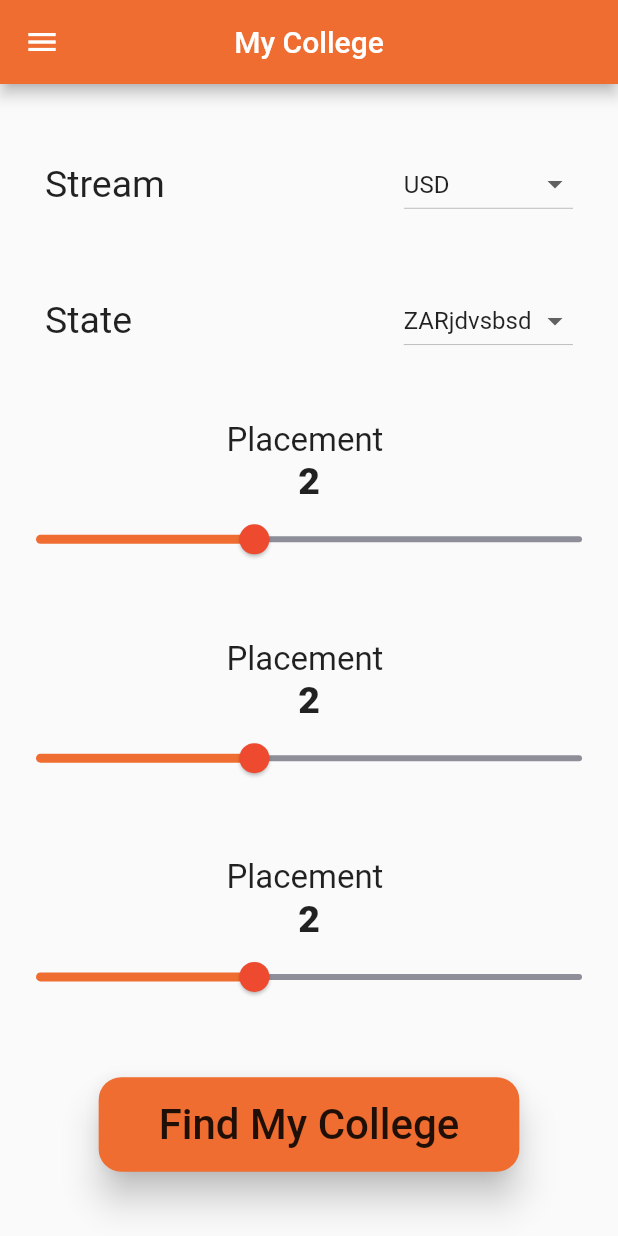
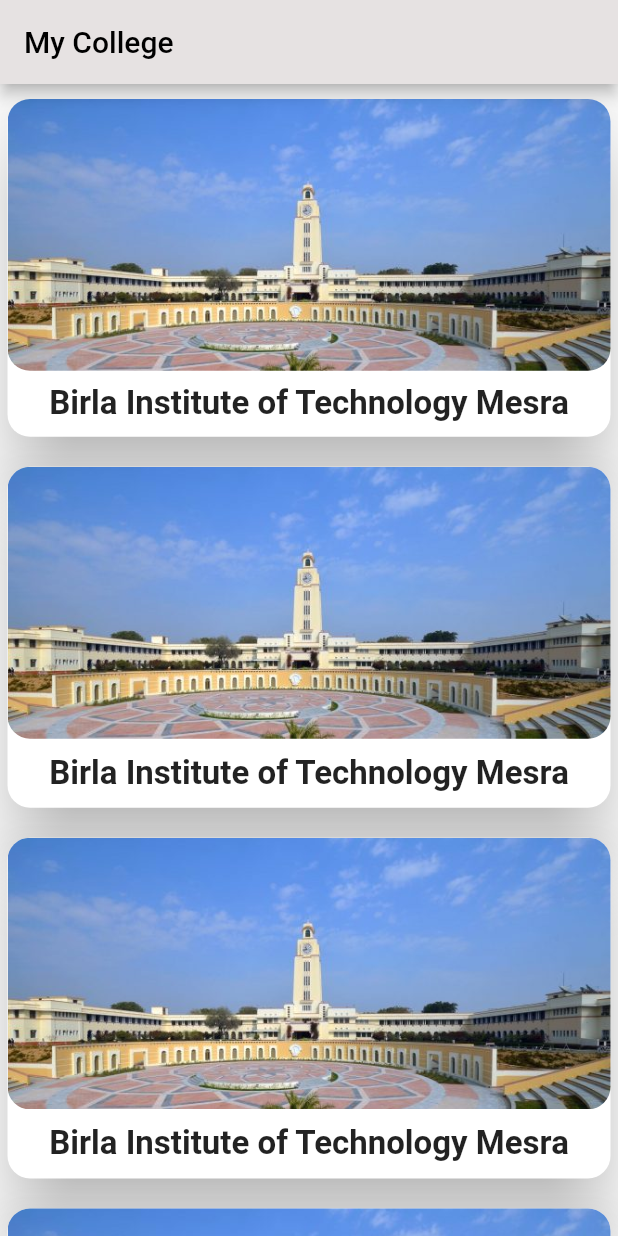
Before and after one commit to tejaswi755/practice, a Flutter app: the screen it shows after launch, on a phone screen of 412 x 824 dp. Run offline on Flutter 3.47's test engine with Material 2 defaults, Android fonts, the phone set to English and light mode, and no system bars.

Commit message:
college screen added

```diff
--- /dev/null
+++ b/lib/college_screen.dart
@@ -0,0 +1,132 @@
+import 'package:flutter/material.dart';
+import 'package:sihhome/constants.dart';
+
+class OutputScreen extends StatefulWidget {
+  OutputScreen({Key? key}) : super(key: key);
+
+  @override
+  State<OutputScreen> createState() => _OutputScreenState();
+}
+
+class _OutputScreenState extends State<OutputScreen> {
+  @override
+  Widget build(BuildContext context) {
+    return Scaffold(
+      appBar: AppBar(
+        backgroundColor: kappbarcolor,
+        title: const Text(
+          "My College",
+          style: TextStyle(color: Colors.black),
+        ),
+      ),
+      body: SafeArea(
+        child: ListView(
+          children: [
+            GestureDetector(
+              onTap: null,
+              child: Card(
+                  elevation: 20,
+                  shape: RoundedRectangleBorder(
+                    borderRadius: BorderRadius.circular(15.0),
+                  ),
+                  margin:
+                      const EdgeInsets.symmetric(vertical: 10.0, horizontal: 5),
+                  child: Column(
+                    crossAxisAlignment: CrossAxisAlignment.center,
+                    // mainAxisAlignment: MainAxisAlignment.center,
+                    children: [
+                      ClipRRect(borderRadius: BorderRadius.circular(15),
+                        child: Image.asset(
+                          'assets/birla.jpeg',
+                        ),
+                      ),
+                     const  Padding(
+                        padding:  EdgeInsets.all(9.0),
+                        child: Text("Birla Institute of Technology Mesra",
+                            style: kcardstyle),
+                      )
+                    ],
+                  )),
+            ),
+            GestureDetector(
+              onTap: null,
+              child: Card(
+                  elevation: 20,
+                  shape: RoundedRectangleBorder(
+                    borderRadius: BorderRadius.circular(15.0),
+                  ),
+                  margin:
+                      const EdgeInsets.symmetric(vertical: 10.0, horizontal: 5),
+                  child: Column(
+                    crossAxisAlignment: CrossAxisAlignment.center,
+                    // mainAxisAlignment: MainAxisAlignment.center,
+                    children: [
+                      ClipRRect(borderRadius: BorderRadius.circular(15),
+                        child: Image.asset(
+                          'assets/birla.jpeg',
+                        ),
+                      ),
+                     const  Padding(
+                        padding:  EdgeInsets.all(10.0),
+                        child: Text("Birla Institute of Technology Mesra",
+                            style: kcardstyle),
+                      )
+                    ],
+                  )),
+            ), GestureDetector(
+              onTap: null,
+              child: Card(
+                  elevation: 20,
+                  shape: RoundedRectangleBorder(
+                    borderRadius: BorderRadius.circular(15.0),
+                  ),
+                  margin:
+                      const EdgeInsets.symmetric(vertical: 10.0, horizontal: 5),
+                  child: Column(
+                    crossAxisAlignment: CrossAxisAlignment.center,
+                    // mainAxisAlignment: MainAxisAlignment.center,
+                    children: [
+                      ClipRRect(borderRadius: BorderRadius.circular(15),
+                        child: Image.asset(
+                          'assets/birla.jpeg',
+                        ),
+                      ),
+                     const  Padding(
+                        padding:  EdgeInsets.all(10.0),
+                        child: Text("Birla Institute of Technology Mesra",
+                            style: kcardstyle),
+                      )
+                    ],
+                  )),
+            ), GestureDetector(
+              onTap: null,
+              child: Card(
+                  elevation: 20,
+                  shape: RoundedRectangleBorder(
+                    borderRadius: BorderRadius.circular(15.0),
+                  ),
+                  margin:
+                      const EdgeInsets.symmetric(vertical: 10.0, horizontal: 5),
+                  child: Column(
+                    crossAxisAlignment: CrossAxisAlignment.center,
+                    // mainAxisAlignment: MainAxisAlignment.center,
+                    children: [
+                      ClipRRect(borderRadius: BorderRadius.circular(15),
+                        child: Image.asset(
+                          'assets/birla.jpeg',
+                        ),
+                      ),
+                     const  Padding(
+                        padding:  EdgeInsets.all(10.0),
+                        child: Text("Birla Institute of Technology Mesra",
+                            style: kcardstyle),
+                      )
+                    ],
+                  )),
+            ),
+          ],
+        ),
+      ),
+    );
+  }
+}
--- a/lib/constants.dart
+++ b/lib/constants.dart
@@ -5,6 +5,9 @@
 const kActiveColour = Color(0xFFEF6D30);
 const kthumbColour = Color(0xFFED4A2F);
 const kinactiveColour = Color(0xFF8D8E98);
+const kappbarcolor = Color.fromRGBO(230, 226, 226, 1);
+const kcardstyle = TextStyle(fontSize: 22, fontWeight: FontWeight.bold);
+
 
 const List<String> streamList = [
   'AUDsvhevdv',
--- a/lib/main.dart
+++ b/lib/main.dart
@@ -1,12 +1,13 @@
 import 'package:flutter/material.dart';
 import 'package:sihhome/home.dart';
+import 'package:sihhome/college_screen.dart';
 
 
 void main() {
   runApp(
-    MaterialApp(initialRoute: "home",
+    MaterialApp(initialRoute: "screen",
       routes: {"home": (context) => const Myhome(),
-
+         "screen":(context)=>OutputScreen()
       },
     ),
   );
```
Also changed, not shown: assets/birla.jpeg (added).
